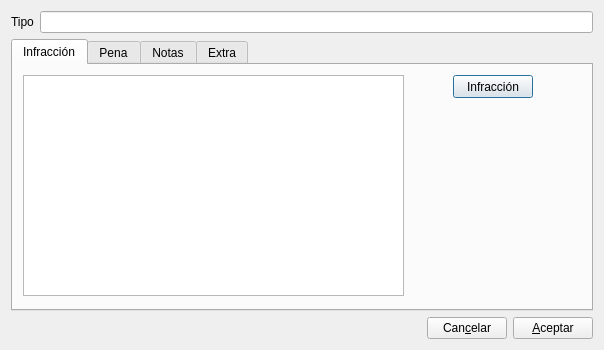
The window that gui/dlgdeclaracionentrada.ui (rogorido/qtpredicadores) describes before a commit, drawn with Qt 5.
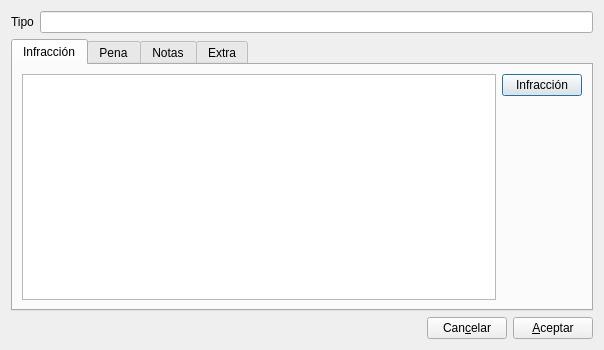
The same window after the commit. Custom widgets are drawn as their Qt base class.

What changed in the file:
```diff
--- a/gui/dlgdeclaracionentrada.ui
+++ b/gui/dlgdeclaracionentrada.ui
@@ -37,29 +37,39 @@
       <attribute name="title">
        <string>Infracción</string>
       </attribute>
-      <widget class="QPushButton" name="btInfraccion">
-       <property name="geometry">
-        <rect>
-         <x>440</x>
-         <y>10</y>
-         <width>80</width>
-         <height>23</height>
-        </rect>
-       </property>
-       <property name="text">
-        <string>Infracción</string>
-       </property>
-      </widget>
-      <widget class="QTreeView" name="twJsonInfraccion">
-       <property name="geometry">
-        <rect>
-         <x>10</x>
-         <y>10</y>
-         <width>381</width>
-         <height>221</height>
-        </rect>
-       </property>
-      </widget>
+      <layout class="QHBoxLayout" name="horizontalLayout_4">
+       <item>
+        <layout class="QHBoxLayout" name="horizontalLayout_3">
+         <item>
+          <widget class="QTreeView" name="twJsonInfraccion"/>
+         </item>
+         <item>
+          <layout class="QVBoxLayout" name="verticalLayout_2">
+           <item>
+            <widget class="QPushButton" name="btInfraccion">
+             <property name="text">
+              <string>Infracción</string>
+             </property>
+            </widget>
+           </item>
+           <item>
+            <spacer name="verticalSpacer">
+             <property name="orientation">
+              <enum>Qt::Vertical</enum>
+             </property>
+             <property name="sizeHint" stdset="0">
+              <size>
+               <width>20</width>
+               <height>40</height>
+              </size>
+             </property>
+            </spacer>
+           </item>
+          </layout>
+         </item>
+        </layout>
+       </item>
+      </layout>
      </widget>
      <widget class="QWidget" name="tab_2">
       <attribute name="title">
```
Left out of the diff: 86 changed lines with no effect on the pictures.
